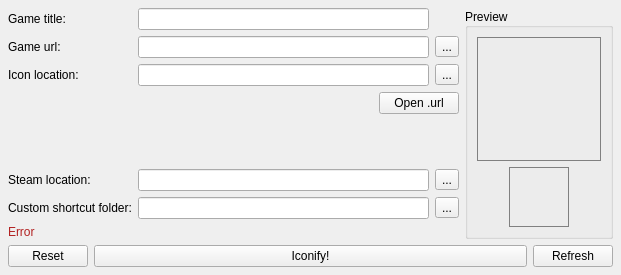
Apollo-Roboto/Win10-Start-menu-steam-tile-maker, file main.ui: the form before one commit.
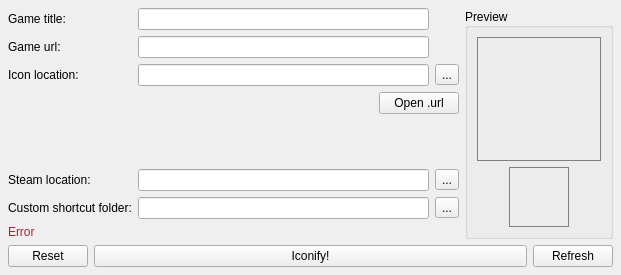
The form after the commit.

Commit message: implemented the open .url button

```diff
--- a/main.ui
+++ b/main.ui
@@ -277,16 +277,6 @@
         </property>
        </widget>
       </item>
-      <item row="1" column="2">
-       <widget class="QToolButton" name="gameURL_toolButton">
-        <property name="toolTip">
-         <string>&lt;html&gt;&lt;head/&gt;&lt;body&gt;&lt;p&gt;Open game url/shortcut&lt;/p&gt;&lt;/body&gt;&lt;/html&gt;</string>
-        </property>
-        <property name="text">
-         <string>...</string>
-        </property>
-       </widget>
-      </item>
       <item row="2" column="2">
        <widget class="QToolButton" name="iconLocation_toolButton">
         <property name="text">
```
Left out of the diff: 3 changed lines with no effect on the pictures. The commit also changes 1 other file.
